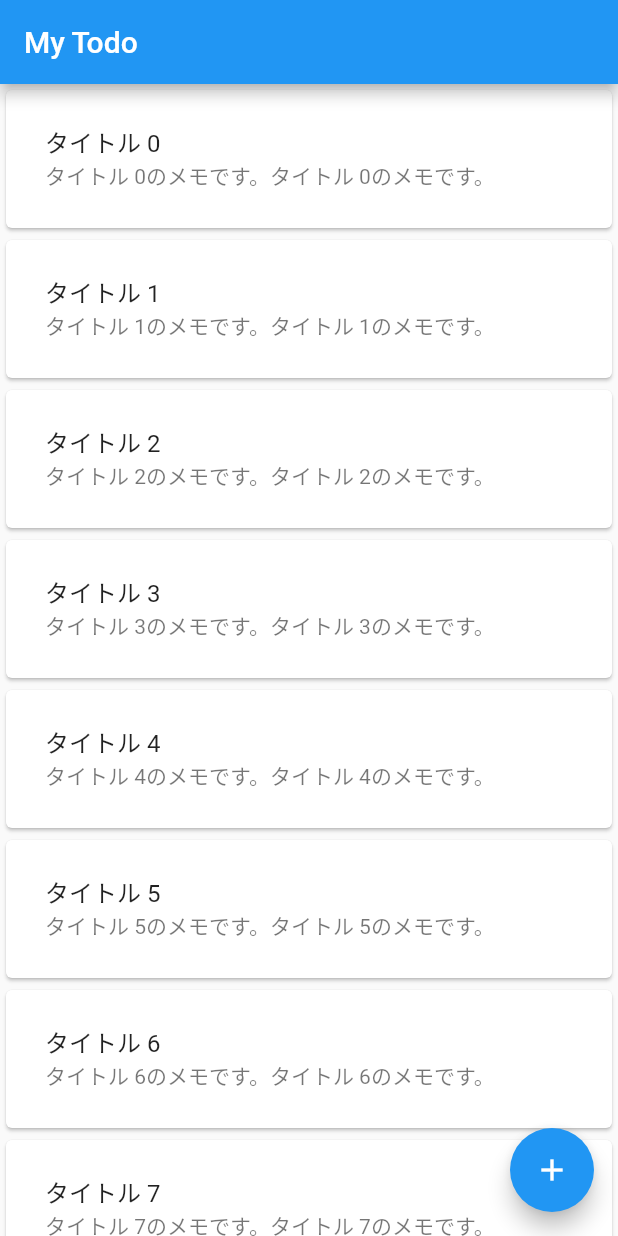
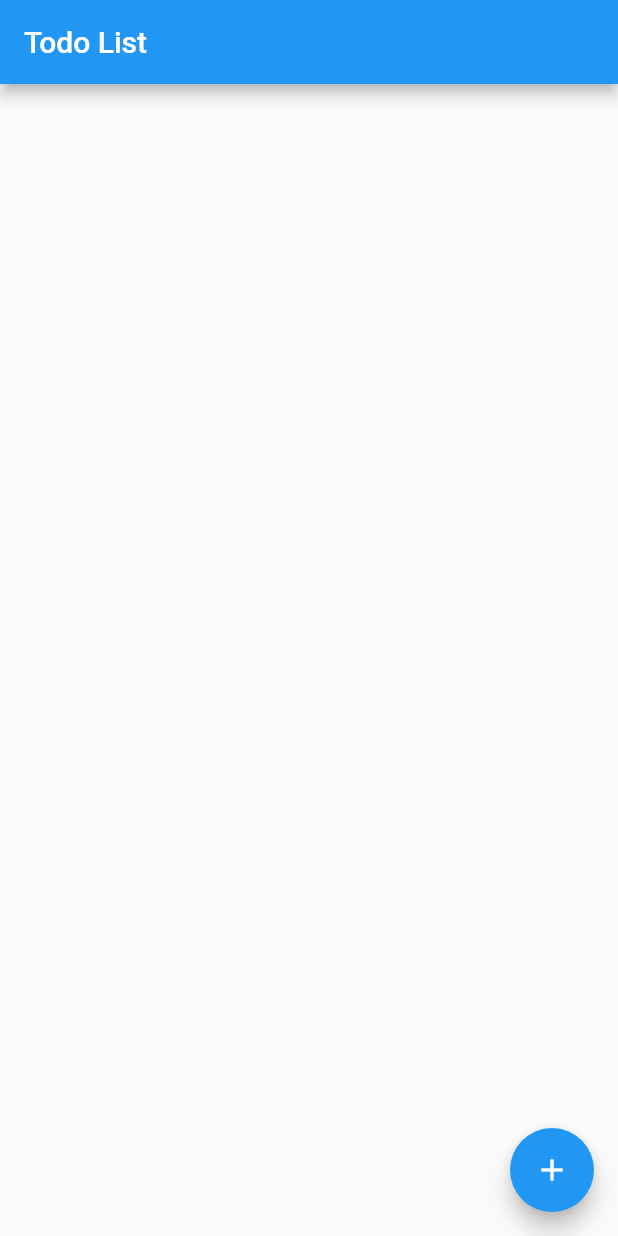
Before and after one commit to reika178/my_todo_app, a Flutter app: the screen it shows after launch, on a phone screen of 412 x 824 dp. Run offline on Flutter 3.47's test engine with Material 2 defaults, Android fonts, the phone set to English and light mode, and no system bars.

```diff
--- a/lib/main.dart
+++ b/lib/main.dart
@@ -1,7 +1,11 @@
 import 'package:flutter/material.dart';
+import 'package:provider/provider.dart';
+import 'dart:async';
+import 'dart:core';
+import 'package:uuid/uuid.dart';
 
 void main() {
-  runApp(MyApp());
+  runApp(TodoApp());
 }
 
 class Todo {
@@ -15,124 +19,184 @@ class Todo {
     title = "";
     note = "";
   }
+
+  Todo clone() {
+    Todo newTodo = Todo(title,note);
+    newTodo.id = id;
+    return newTodo;
+  }
+
+  assignUUID() {
+    id = Uuid().v4();
+  }
 }
 
-class MyApp extends StatelessWidget {
+class TodoBloc {
+
+  static final List<Todo> sampleTodos = [];
+
+  final _todoController = StreamController<List<Todo>>();
+  Stream<List<Todo>> get todoStream => _todoController.stream;
+
+  getTodos() {
+    _todoController.sink.add(sampleTodos);
+  }
+
+  TodoBloc() {
+    getTodos();
+  }
+
+  dispose() {
+    _todoController.close();
+  }
+
+  create(Todo todo) {
+    todo.assignUUID();
+    sampleTodos.add(todo);
+    getTodos();
+  }
+
+  update(Todo todo) {
+    int _index = sampleTodos.indexWhere((Todo t) => t.id == todo.id);
+    if(_index >=0) {
+      sampleTodos[_index] = todo;
+      getTodos();
+    }
+  }
+
+  delete(String id) {
+    int _index = sampleTodos.indexWhere((Todo t) => t.id == id);
+    if(_index >= 0) {
+      sampleTodos.removeAt(_index);
+      getTodos();
+    }
+  }
+}
+
+class TodoApp extends StatelessWidget {
+
   @override
   Widget build(BuildContext context) {
     return MaterialApp(
-      title: 'My Todo App',
+      title: ConstText.appTitle,
       theme: ThemeData(
         primarySwatch: Colors.blue,
       ),
-      home: MyHomePage(title: 'My Todo'),
+      home: Provider<TodoBloc>(
+        create: (context) => new TodoBloc(),
+        dispose: (context, bloc) => bloc.dispose(),
+        child: TodoListView()
+        ),
     );
   }
 }
 
-class MyHomePage extends StatefulWidget {
-  MyHomePage({Key key, this.title}) : super(key: key);
-
-  final String title;
-
-  @override
-  _MyHomePageState createState() => _MyHomePageState();
-}
-
-class _MyHomePageState extends State<MyHomePage> {
-  final items = List<String>.generate(20,(i) => "Item ${i + 1}");
+class TodoListView extends StatelessWidget {
 
   @override
   Widget build(BuildContext context) {
+  final _bloc = Provider.of<TodoBloc>(context, listen: false);
+
     return Scaffold(
-      appBar: AppBar(
-        title: Text('My Todo'),
-      ),
-      body: ListView.builder(
-        itemCount: items.length,
-        itemBuilder: (BuildContext context, int index) {
-          Todo todo = Todo(
-            "タイトル $index",
-            "タイトル $indexのメモです。タイトル $indexのメモです。"
-          );
-          final item = items[index];
+      appBar: AppBar(title: Text(ConstText.todoListView)),
+      body: StreamBuilder<List<Todo>>(
+        stream: _bloc.todoStream,
+        builder: (BuildContext context, AsyncSnapshot<List<Todo>> snapshot) {
+          if (snapshot.hasData) {
+            return ListView.builder(
+              itemCount: snapshot.data.length,
+              itemBuilder: (BuildContext context, int index) {
 
-          return Dismissible(
-            key: Key(item),
-            onDismissed: (direction) {
-              setState(() {
-                items.removeAt(index);
-              });
-            },
-              background: Container(
-                color: Colors.red),
-            child: Card(
-              child: Column(
-                children: <Widget>[
-                  Container(
-                    margin: EdgeInsets.all(10.0),
+                Todo todo = snapshot.data[index];
+
+                return Dismissible(
+                  key: Key(todo.id),
+                  background: _backgroundOfDismissible(),
+                  secondaryBackground: _secondaryBackgroundOfDismissble(),
+                  onDismissed: (direction) {
+                      _bloc.delete(todo.id);
+                  },
+                  child: Card(
                     child: ListTile(
                       onTap: () {
-                        Navigator.push(
-                          context,
-                          MaterialPageRoute(builder: (context) => EditTodo())
-                          );
+                        _moveToEditView(context, _bloc, todo);
                       },
                       title: Text("${todo.title}"),
                       subtitle: Text("${todo.note}"),
+                      isThreeLine: true,
                     )
                   ),
-                ],
-              ),
-            )
-          );
-
-        }
-        ),
-      floatingActionButton: new FloatingActionButton(
-          child: new Icon(Icons.add),
-          onPressed: () {
-            Navigator.push(
-              context,
-              MaterialPageRoute(builder: (context) => AddTodo(todo: Todo.newTodo())),
+                );
+              },
             );
-          },
+          }
+        },
+      ),
+      floatingActionButton: FloatingActionButton(
+          child: Icon(Icons.add),
+          onPressed: () { _moveToCreateView(context, _bloc);},
       ),
     );
   }
+
+_moveToEditView(BuildContext context, TodoBloc bloc, Todo todo) => Navigator.push(
+  context,
+  MaterialPageRoute(builder: (context) => AddTodo(todoBloc: bloc, todo: todo))
+);
+
+_moveToCreateView(BuildContext context, TodoBloc bloc) => Navigator.push(
+  context,
+  MaterialPageRoute(builder: (context) => AddTodo(todoBloc: bloc, todo: Todo.newTodo()))
+);
+
+_backgroundOfDismissible() => Container(
+  alignment: Alignment.centerLeft,
+  color: Colors.green,
+  child: Padding(
+    padding: EdgeInsets.fromLTRB(20,0,0,0),
+    child: Icon(Icons.done, color: Colors.white),
+  )
+);
+
+_secondaryBackgroundOfDismissble() => Container(
+  alignment: Alignment.centerRight,
+  color: Colors.green,
+  child: Padding(
+    padding: EdgeInsets.fromLTRB(0,0,20,0),
+    child: Icon(Icons.done, color: Colors.white),
+  )
+);
 }
+
 
 class AddTodo extends StatelessWidget {
 
-  // final DateFormat _format = DateFormat("yyyy-MM-dd HH:mm");
-
-  // final TodoBloc todoBloc;
+  final TodoBloc todoBloc;
   final Todo todo;
   final Todo _newTodo = Todo.newTodo();
 
-  AddTodo({Key key, @required this.todo}) {
-  // AddTodo({Key key, @required this.todoBloc, @required this.todo}) {
+  AddTodo({Key key, @required this.todoBloc, @required this.todo}) {
     _newTodo.id = todo.id;
     _newTodo.title = todo.title;
     _newTodo.note = todo.note;
   }
 
   @override
-  Widget build(BuildContext context) => Scaffold(
-    appBar:AppBar(
-      title: Text('AddTodo'),
-      ),
-      body: Container(
-        padding: const EdgeInsets.all(30.0),
-        child: Column(
-          children: <Widget>[
-            _titleTextFormField(),
-            _noteTextFormField(),
-            _confirmButton(context)
-          ],
+  Widget build(BuildContext context) {
+    return Scaffold(
+      appBar:AppBar(title: Text(ConstText.todoEditView),),
+        body: Container(
+          padding: const EdgeInsets.all(30.0),
+          child: Column(
+            children: <Widget>[
+              _titleTextFormField(),
+              _noteTextFormField(),
+              _confirmButton(context)
+            ],
+          ),
         ),
-      ),
-  );
+     );
+   }
 
   Widget _titleTextFormField() => TextFormField(
     decoration: InputDecoration(labelText: "タイトル"),
@@ -151,35 +215,26 @@ class AddTodo extends StatelessWidget {
     onChanged: _setNote,
   );
 
-  void _setNote(String title) {
-    _newTodo.title = title;
+  void _setNote(String note) {
+    _newTodo.note = note;
   }
 
   Widget _confirmButton(BuildContext context) => RaisedButton(
     child: Text("Add"),
     onPressed: () {
-      // if (_newTodo.id == null) {
-
-      // }
+      if (_newTodo.id == null) {
+        todoBloc.create(_newTodo);
+      } else {
+        todoBloc.update(_newTodo);
+      }
     Navigator.of(context).pop();
     },
   );
-
 }
 
-class EditTodo extends StatelessWidget {
-  @override
-  Widget build(BuildContext context) => Scaffold(
-    appBar:AppBar(
-      title: Text('EditTodo'),
-      ),
-      body: Center(
-        child: RaisedButton(
-          onPressed: () {
-            Navigator.pop(context);
-          },
-          child: Text('戻る'),
-        ),
-      ),
-  );
+class ConstText {
+  static final appTitle = "Todo App";
+  static final todoListView = "Todo List";
+  static final todoEditView = "Todo Edit";
+  static final todoCreateView = "New Todo";
 }
--- a/pubspec.yaml
+++ b/pubspec.yaml
@@ -23,6 +23,8 @@ environment:
 dependencies:
   flutter:
     sdk: flutter
+  provider: ^3.1.0+1
+  uuid: 2.0.4
   sqflite:
   path:
 
```
Also changed, not shown: pubspec.lock, 1 other file.
